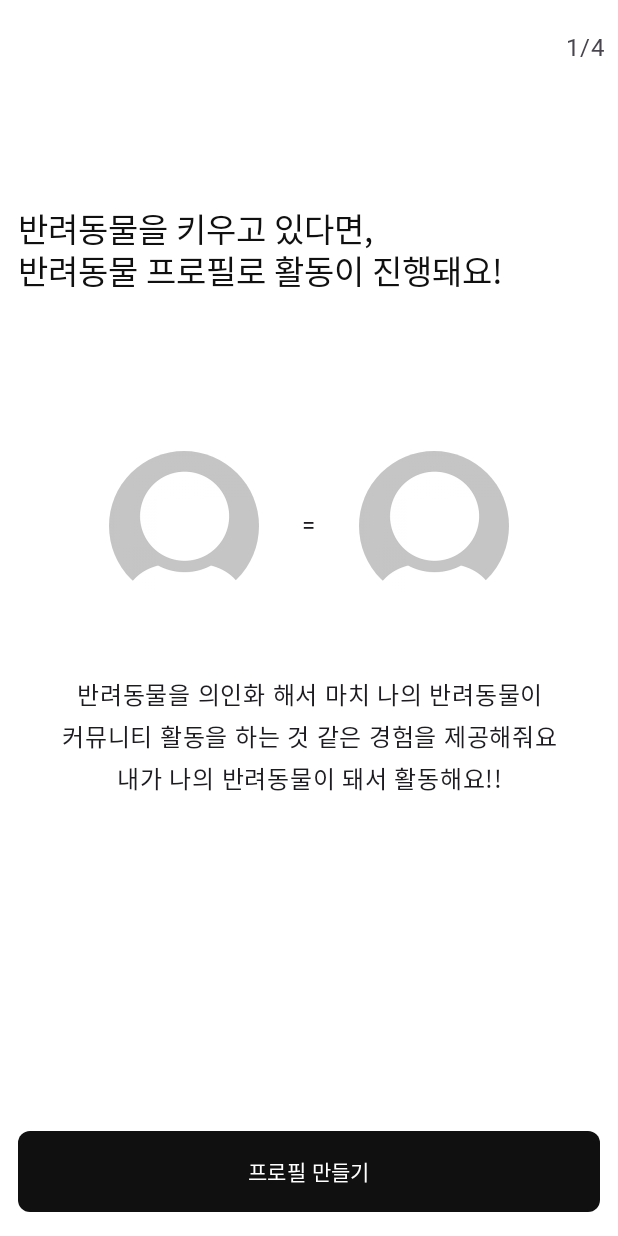
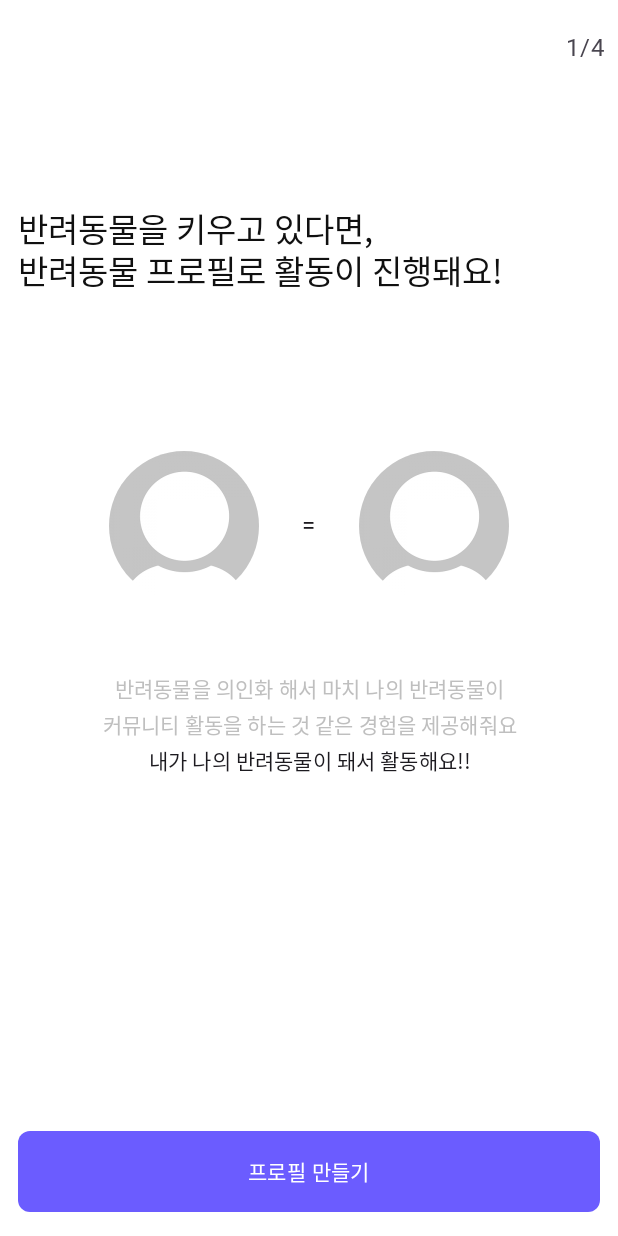
Before and after one commit to LanPet-dev/android-app, an Android app built with Jetpack Compose: the ProfileIntroYesPet screen opened through its navigation route, on a phone screen of 412 x 824 dp. Run offline under Robolectric (Android 15) with nearby library versions, the phone set to English and light mode, and no system bars; Roboto replaces fonts that are not available here.

Commit message:
fix textstyles introscreens

```diff
--- a/core/designsystem/src/main/java/com/example/designsystem/theme/Theme.kt
+++ b/core/designsystem/src/main/java/com/example/designsystem/theme/Theme.kt
@@ -36,7 +36,7 @@ data class CustomColorScheme(
 
 
 val LightCustomColors = CustomColorScheme(
-    buttonBackground = BlackColor.MEDIUM,
+    buttonBackground = PrimaryColor,
     buttonText = WhiteColor.LIGHT,
     textFieldBackground = WhiteColor.LIGHT,
     textFieldText = BlackColor.MEDIUM,
--- a/feature/profile/src/main/java/com/example/profile/screen/yespet/ProfileCreateYesPetIntroScreen.kt
+++ b/feature/profile/src/main/java/com/example/profile/screen/yespet/ProfileCreateYesPetIntroScreen.kt
@@ -17,7 +17,9 @@ import androidx.compose.ui.Alignment
 import androidx.compose.ui.Modifier
 import androidx.compose.ui.res.painterResource
 import androidx.compose.ui.res.stringResource
+import androidx.compose.ui.text.TextStyle
 import androidx.compose.ui.text.buildAnnotatedString
+import androidx.compose.ui.text.font.FontWeight
 import androidx.compose.ui.text.style.TextAlign
 import androidx.compose.ui.text.withStyle
 import androidx.compose.ui.tooling.preview.PreviewLightDark
@@ -63,25 +65,29 @@ fun ProfileCreateYesPetIntroScreen(onNavigateToYesPetNameScreen: () -> Unit) {
                 Spacer(Modifier.padding(LanPetDimensions.Spacing.xxxLarge))
                 ImageSection()
                 Spacer(Modifier.padding(LanPetDimensions.Spacing.large))
-                Text(buildAnnotatedString {
+                Text(
+                    buildAnnotatedString {
                         withStyle(
                             style = MaterialTheme.typography.labelLarge.copy(
                                 color = GrayColor.LIGHT_MEDIUM,
-                            lineHeight = 28.sp, textAlign = TextAlign.Center
-                        ).toParagraphStyle()
+                            ).toSpanStyle(),
                         ) {
                             append(
-                            desc1
+                                desc1 + "\n"
                             )
                         }
                         withStyle(
                             style = MaterialTheme.typography.labelLarge.copy(
-                            lineHeight = 28.sp, textAlign = TextAlign.Center
-                        ).toParagraphStyle()
+                                fontWeight = FontWeight.Bold
+                            ).toSpanStyle()
                         ) {
                             append(desc2)
                         }
-                }, modifier = Modifier.fillMaxWidth())
+                    },
+                    modifier = Modifier
+                        .fillMaxWidth(),
+                    style = TextStyle(textAlign = TextAlign.Center, lineHeight = 24.sp)
+                )
                 Spacer(Modifier.weight(1f))
                 CommonButton(title = stringResource(R.string.appbar_title_profile_create)) {
                     onNavigateToYesPetNameScreen()
```
Also changed, not shown: feature/profile/src/main/java/com/example/profile/screen/nopet/ProfileCreateNoPetIntroScreen.kt (+18 -8 lines). Lines whose indentation alone changed are shown as unchanged.
